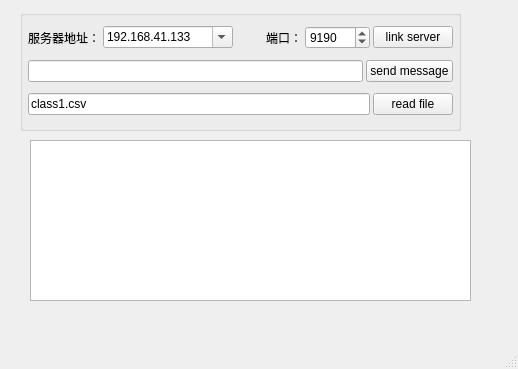
Old version of the form csvLinkServer.ui in the repository 3548848289/SmartDesk.
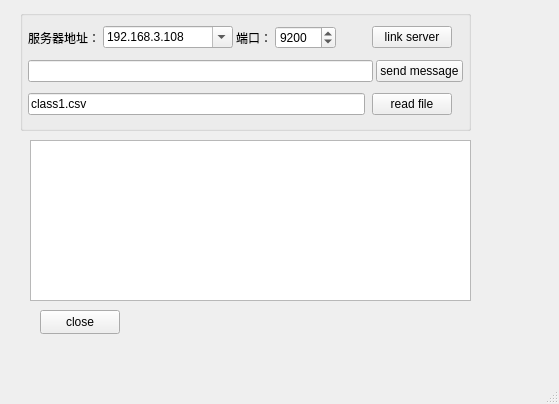
New version of the form.

Commit message: 完善csvLinkServer窗口的消息控制

Diff of the .ui file:
```diff
--- a/csvLinkServer.ui
+++ b/csvLinkServer.ui
@@ -6,8 +6,8 @@
    <rect>
     <x>0</x>
     <y>0</y>
-    <width>518</width>
-    <height>369</height>
+    <width>559</width>
+    <height>404</height>
    </rect>
   </property>
   <property name="windowTitle">
@@ -29,7 +29,7 @@
      <rect>
       <x>20</x>
       <y>10</y>
-      <width>441</width>
+      <width>451</width>
       <height>121</height>
      </rect>
     </property>
@@ -54,6 +54,15 @@
      </property>
      <item>
       <layout class="QHBoxLayout" name="horizontalLayout_2">
+       <property name="topMargin">
+        <number>0</number>
+       </property>
+       <property name="rightMargin">
+        <number>11</number>
+       </property>
+       <property name="bottomMargin">
+        <number>0</number>
+       </property>
        <item>
         <widget class="QLabel" name="label">
          <property name="text">
@@ -74,7 +83,7 @@
          </property>
          <item>
           <property name="text">
-           <string>192.168.41.133</string>
+           <string>192.168.3.108</string>
           </property>
          </item>
          <item>
@@ -114,10 +123,23 @@
           <number>65535</number>
          </property>
          <property name="value">
-          <number>9190</number>
+          <number>9200</number>
          </property>
         </widget>
        </item>
+       <item>
+        <spacer name="horizontalSpacer">
+         <property name="orientation">
+          <enum>Qt::Horizontal</enum>
+         </property>
+         <property name="sizeHint" stdset="0">
+          <size>
+           <width>40</width>
+           <height>20</height>
+          </size>
+         </property>
+        </spacer>
+       </item>
        <item>
         <widget class="QPushButton" name="linkserverBtn">
          <property name="text">
@@ -143,6 +165,12 @@
      </item>
      <item>
       <layout class="QHBoxLayout" name="horizontalLayout_3">
+       <property name="spacing">
+        <number>7</number>
+       </property>
+       <property name="rightMargin">
+        <number>11</number>
+       </property>
        <item>
         <widget class="QLineEdit" name="readfileEdit">
          <property name="text">
@@ -161,6 +189,19 @@
      </item>
     </layout>
    </widget>
+   <widget class="QPushButton" name="pushButton">
+    <property name="geometry">
+     <rect>
+      <x>40</x>
+      <y>310</y>
+      <width>80</width>
+      <height>24</height>
+     </rect>
+    </property>
+    <property name="text">
+     <string>close</string>
+    </property>
+   </widget>
   </widget>
   <widget class="QMenuBar" name="menubar">
    <property name="geometry">
```
Left out of the diff: 2 changed lines with no effect on the pictures. The commit also changes 13 other files.
